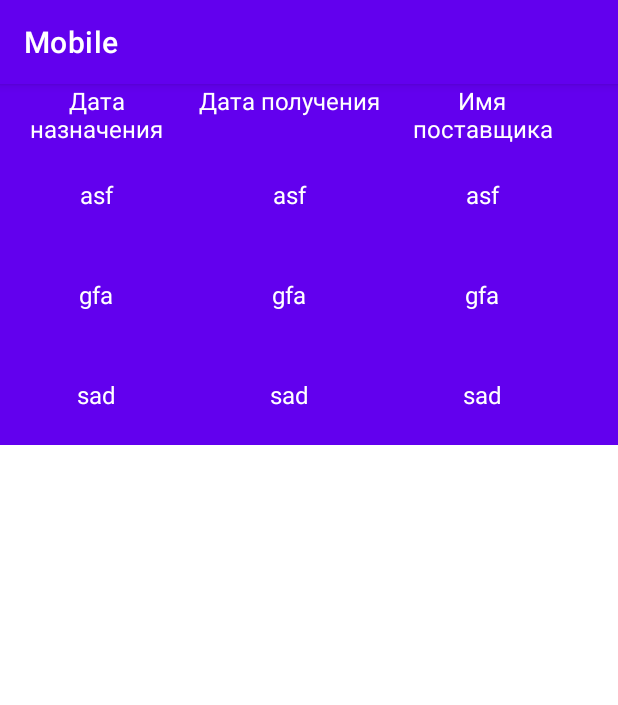
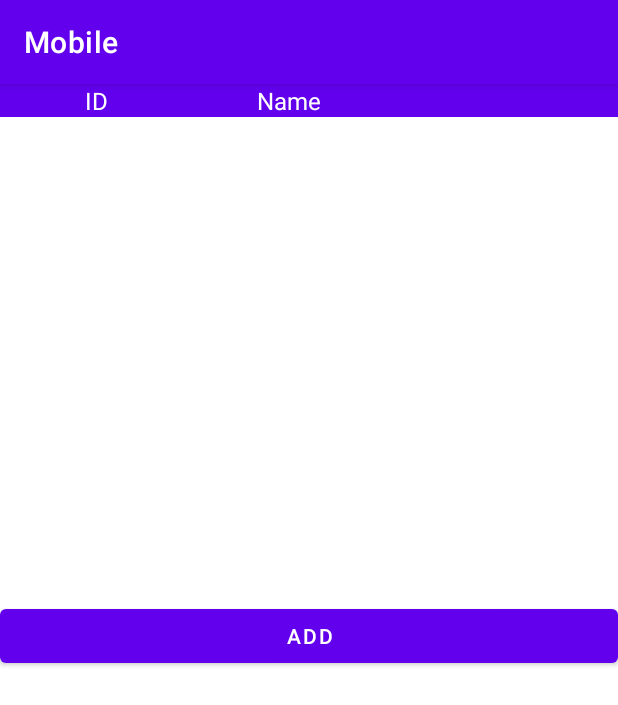
Before and after one commit to a-shdv/gosy, an Android app: the ClientActivity screen opened directly, with no data from a screen before it, on a phone screen of 412 x 824 dp. Shown: the top 705 px of the screen. Run offline under Robolectric (Android 15) with nearby library versions, the phone set to English and light mode, and no system bars.

Commit message:
Add creation of clients

```diff
--- a/mob/app/src/main/java/com/example/mob/activity/TaskActivity.java
+++ b/mob/app/src/main/java/com/example/mob/activity/ClientActivity.java
@@ -1,39 +1,53 @@
 package com.example.mob.activity;
 
-import androidx.annotation.RequiresApi;
 import androidx.appcompat.app.AppCompatActivity;
 
+import android.content.Intent;
 import android.graphics.Color;
-import android.os.Build;
 import android.os.Bundle;
 import android.view.Gravity;
 import android.view.View;
+import android.widget.Button;
 import android.widget.TableLayout;
 import android.widget.TableRow;
 import android.widget.TextView;
 
 import com.example.mob.R;
+import com.example.mob.entity.Client;
+import com.example.mob.repo.ClientRepo;
 
 import java.util.Arrays;
 import java.util.List;
 
-public class TaskActivity extends AppCompatActivity {
+public class ClientActivity extends AppCompatActivity {
     private TableLayout tableLayoutFragment;
     private TableRow selectedRow;
+    private Button buttonAddClient;
+    private ClientRepo clientRepo;
 
     @Override
     protected void onResume() {
         super.onResume();
-        fillTable(Arrays.asList("Дата назначения", "Дата получения", "Имя поставщика"), Arrays.asList("asf", "gfa", "sad"));
+        fillTable(Arrays.asList("ID", "Name"), clientRepo.findAll());
     }
 
     @Override
     protected void onCreate(Bundle savedInstanceState) {
         super.onCreate(savedInstanceState);
-        setContentView(R.layout.activity_task);
+        setContentView(R.layout.activity_client);
+
+        clientRepo = new ClientRepo(this);
+
+        buttonAddClient = findViewById(R.id.button_add_client);
+        buttonAddClient.setOnClickListener(event -> addClientClickListener());
     }
 
-    private void fillTable(List<String> columns, List<String> rows) {
+    private void addClientClickListener() {
+        Intent createClientActivity = new Intent(ClientActivity.this, CreateClientActivity.class);
+        startActivity(createClientActivity);
+    }
+
+    private void fillTable(List<String> columns, List<Client> rows) {
         tableLayoutFragment = findViewById(R.id.table_layout_fragment);
         tableLayoutFragment.removeAllViews();
         initColumns(tableLayoutFragment, columns);
@@ -55,15 +69,15 @@ public class TaskActivity extends AppCompatActivity {
         tableLayout.addView(tableColumns);
     }
 
-    private void initRows(TableLayout tableLayout, List<String> rows) {
-        for (String row : rows) {
+    private void initRows(TableLayout tableLayout, List<Client> rows) {
+        for (Client row : rows) {
             TableRow tableRow = new TableRow(this);
 
             // 1 col
             TextView textViewDischargeDate = new TextView(this);
             textViewDischargeDate.setHeight(100);
             textViewDischargeDate.setTextSize(16);
-            textViewDischargeDate.setText(row);
+            textViewDischargeDate.setText(String.valueOf(row.getId()));
             textViewDischargeDate.setTextColor(Color.WHITE);
             textViewDischargeDate.setGravity(Gravity.CENTER);
 
@@ -71,22 +85,9 @@ public class TaskActivity extends AppCompatActivity {
             TextView textViewReceivingDate = new TextView(this);
             textViewReceivingDate.setHeight(100);
             textViewReceivingDate.setTextSize(16);
-            textViewReceivingDate.setText(row);
+            textViewReceivingDate.setText(String.valueOf(row.getName()));
             textViewReceivingDate.setTextColor(Color.WHITE);
             textViewReceivingDate.setGravity(Gravity.CENTER);
-
-            // 3 col
-            TextView textViewSupplier = new TextView(this);
-            textViewSupplier.setHeight(100);
-            textViewSupplier.setTextSize(16);
-            textViewSupplier.setText(row);
-            textViewSupplier.setTextColor(Color.WHITE);
-            textViewSupplier.setGravity(Gravity.CENTER);
-
-            // 4 col
-//            TextView textViewId = new TextView(this);
-//            textViewId.setVisibility(View.INVISIBLE);
-//            textViewId.setText(String.valueOf(receipt.getId()));
 
             // Visuals (row background color, selection)
             tableRow.setBackgroundColor(Color.parseColor("#FF6200EE"));
@@ -95,8 +96,6 @@ public class TaskActivity extends AppCompatActivity {
             // Add elements to row
             tableRow.addView(textViewDischargeDate);
             tableRow.addView(textViewReceivingDate);
-            tableRow.addView(textViewSupplier);
-//            tableRow.addView(textViewId);
             tableLayout.addView(tableRow);
         }
     }
--- /dev/null
+++ b/mob/app/src/main/java/com/example/mob/repo/ClientRepo.java
@@ -0,0 +1,62 @@
+package com.example.mob.repo;
+
+import android.content.ContentValues;
+import android.content.Context;
+import android.database.Cursor;
+import android.database.sqlite.SQLiteDatabase;
+
+import com.example.mob.entity.Client;
+
+import java.util.ArrayList;
+import java.util.List;
+
+public class ClientRepo {
+    private DbHelper dbHelper;
+
+    public ClientRepo(Context context) {
+        dbHelper = new DbHelper(context);
+    }
+
+    public void addClient(Client client) {
+        SQLiteDatabase db = dbHelper.getWritableDatabase();
+        ContentValues values = new ContentValues();
+        values.put("name", client.getName());
+        /*long clientId =*/ db.insert(DbHelper.CLIENTS_TABLE, null, values);
+        db.close();
+    }
+
+    // Метод для получения всех клиентов
+    public List<Client> findAll() {
+        List<Client> clients = new ArrayList<>();
+        SQLiteDatabase db = dbHelper.getReadableDatabase();
+
+        String[] columns = {
+                DbHelper.ID,
+                DbHelper.CLIENTS_NAME
+        };
+
+        Cursor cursor = db.query(
+                DbHelper.CLIENTS_TABLE, // Таблица
+                columns,                // Столбцы
+                null,                   // Условие WHERE
+                null,                   // Параметры WHERE
+                null,                   // Группировка
+                null,                   // Имеющие
+                null                    // Порядок сортировки
+        );
+
+        if (cursor.moveToFirst()) {
+            do {
+                Client client = new Client();
+                client.setId(cursor.getInt(cursor.getColumnIndexOrThrow(DbHelper.ID)));
+                client.setName(cursor.getString(cursor.getColumnIndexOrThrow(DbHelper.CLIENTS_NAME)));
+                clients.add(client);
+            } while (cursor.moveToNext());
+        }
+        cursor.close();
+        db.close();
+
+        return clients;
+    }
+
+}
--- /dev/null
+++ b/mob/app/src/main/java/com/example/mob/repo/DbHelper.java
@@ -0,0 +1,57 @@
+package com.example.mob.repo;
+
+import android.content.Context;
+import android.database.sqlite.SQLiteDatabase;
+import android.database.sqlite.SQLiteOpenHelper;
+
+public class DbHelper extends SQLiteOpenHelper {
+
+    public static final int DB_VERSION = 1;
+    public static final String DB_NAME = "task_db";
+
+    public static final String ID = "id";
+
+    public static final String CLIENTS_TABLE = "clients";
+    public static final String CLIENTS_NAME = "name";
+
+
+    public static final String AUTOS_TABLE = "autos";
+    public static final String AUTOS_MODEL = "model";
+    public static final String AUTOS_CLIENT_ID = "client_id";
+
+
+    public DbHelper(Context context) {
+        super(context, DB_NAME, null, DB_VERSION);
+    }
+
+    @Override
+    public void onCreate(SQLiteDatabase db) {
+        String createTableClients = String.format(
+                "CREATE TABLE %s (" +
+                        "%s INTEGER PRIMARY KEY AUTOINCREMENT," +
+                        "%s TEXT NOT NULL" +
+                        ");",
+                CLIENTS_TABLE, ID, CLIENTS_NAME);
+        String createTableAutos = String.format(
+                "CREATE TABLE %s (" +
+                        "%s INTEGER PRIMARY KEY AUTOINCREMENT," +
+                        "%s TEXT NOT NULL," +
+                        "%s INTEGER," +
+                        "FOREIGN KEY (%s) REFERENCES %s (%s) ON DELETE CASCADE" +
+                        ");",
+                AUTOS_TABLE, ID, AUTOS_MODEL, AUTOS_CLIENT_ID, AUTOS_CLIENT_ID, CLIENTS_TABLE, ID);
+        db.execSQL(createTableClients);
+        db.execSQL(createTableAutos);
+    }
+
+    @Override
+    public void onUpgrade(SQLiteDatabase db, int i, int i1) {
+        String dropTableAutos = String.format("DROP TABLE IF EXISTS %s", AUTOS_TABLE);
+        String dropTableClients = String.format("DROP TABLE IF EXISTS %s", CLIENTS_TABLE);
+
+        db.execSQL(dropTableAutos);
+        db.execSQL(dropTableClients);
+
+        onCreate(db);
+    }
+}
--- /dev/null
+++ b/mob/app/src/main/res/layout/activity_client.xml
@@ -0,0 +1,29 @@
+<?xml version="1.0" encoding="utf-8"?>
+<LinearLayout xmlns:android="http://schemas.android.com/apk/res/android"
+    xmlns:app="http://schemas.android.com/apk/res-auto"
+    xmlns:tools="http://schemas.android.com/tools"
+    android:layout_width="match_parent"
+    android:layout_height="match_parent"
+    tools:context=".activity.ClientActivity"
+    android:orientation="vertical">
+
+
+    <androidx.fragment.app.FragmentContainerView
+        android:id="@+id/fragment_table"
+        android:name="com.example.mob.fragment.TableFragment"
+        android:layout_width="match_parent"
+        android:layout_height="344dp" />
+
+    <LinearLayout
+        android:layout_width="match_parent"
+        android:layout_height="match_parent"
+        android:orientation="vertical">
+
+        <Button
+            android:id="@+id/button_add_client"
+            android:layout_width="match_parent"
+            android:layout_height="wrap_content"
+            android:text="@string/button_add_client" />
+    </LinearLayout>
+
+</LinearLayout>
```
Also changed, not shown: mob/app/src/main/AndroidManifest.xml (+29 -4 lines), mob/app/src/main/java/com/example/mob/activity/AutoActivity.java (added, +113 -0 lines), mob/app/src/main/java/com/example/mob/activity/CreateClientActivity.java (added, +36 -0 lines), mob/app/src/main/java/com/example/mob/activity/MainActivity.java (+15 -6 lines), mob/app/src/main/java/com/example/mob/entity/Auto.java (added, +40 -0 lines), mob/app/src/main/java/com/example/mob/entity/Client.java (added, +37 -0 lines), mob/app/src/main/java/com/example/mob/repo/AutoRepo.java (added, +55 -0 lines), mob/app/src/main/res/layout/activity_auto.xml (renamed from mob/app/src/main/res/layout/activity_task.xml, +14 -1 lines), mob/app/src/main/res/layout/activity_create_client.xml (added, +35 -0 lines), mob/app/src/main/res/layout/activity_main.xml (+12 -4 lines), mob/app/src/main/res/values/strings.xml (+13 -5 lines), 1 other file.
